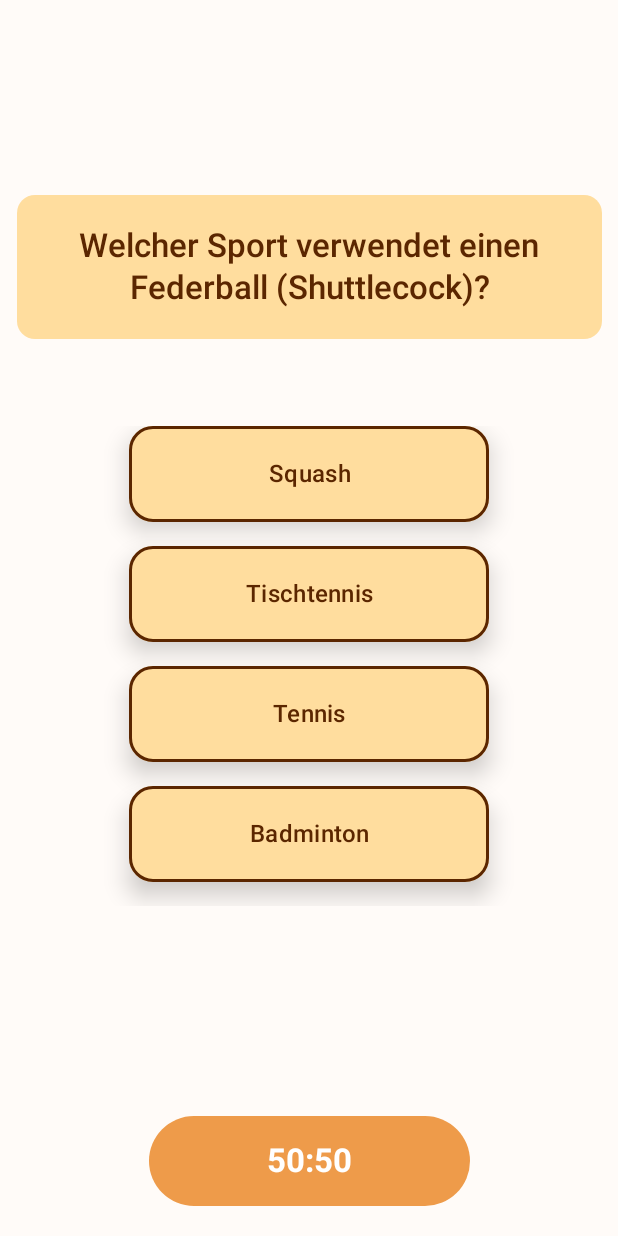
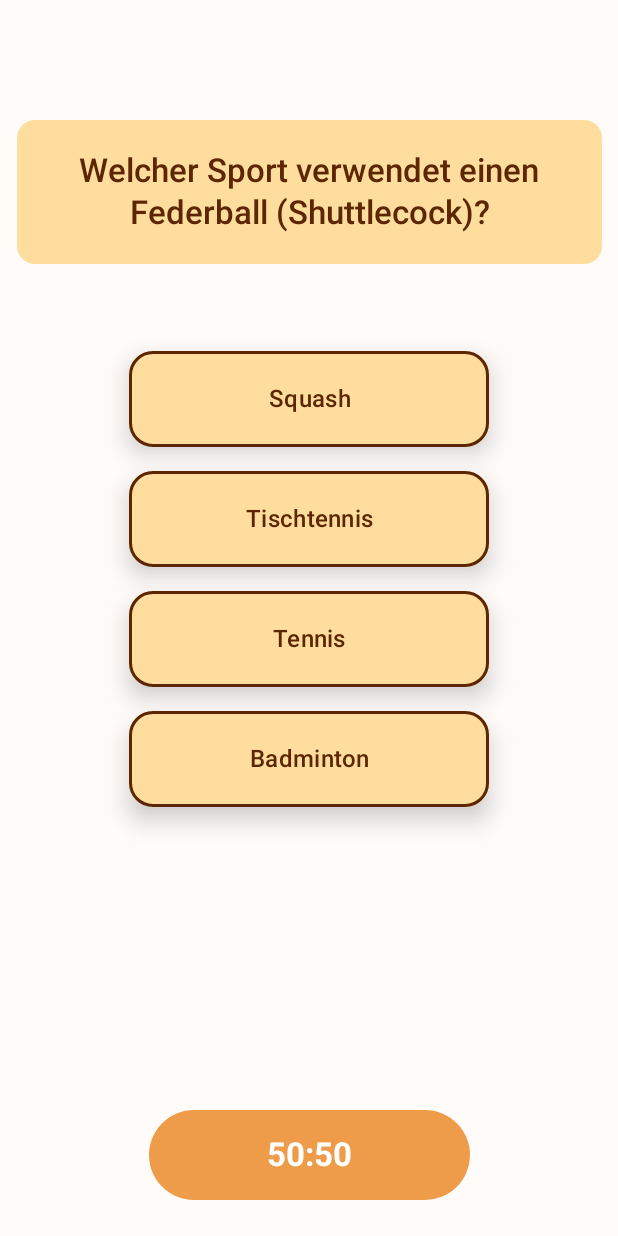
Before and after one commit to JensHuelsenbeck/Guizz, an Android app built with Jetpack Compose: the QuizScreen screen opened through its navigation route, on a phone screen of 412 x 824 dp. Run offline under Robolectric (Android 15) with nearby library versions, the phone set to English and light mode, and no system bars.

Commit message:
JokerButton fest platziert und Padding in AnswerList gesetzt

```diff
--- a/app/src/main/java/com/example/guizz/ui/components/AnswerList.kt
+++ b/app/src/main/java/com/example/guizz/ui/components/AnswerList.kt
@@ -1,8 +1,7 @@
 package com.example.guizz.ui.components
 
+import androidx.compose.foundation.layout.Column
 import androidx.compose.foundation.layout.padding
-import androidx.compose.foundation.lazy.LazyColumn
-import androidx.compose.foundation.lazy.items
 import androidx.compose.runtime.Composable
 import androidx.compose.runtime.getValue
 import androidx.compose.runtime.mutableStateOf
@@ -34,8 +33,12 @@ fun AnswerList(
         } else emptyList()
     }
 
-    LazyColumn(modifier = modifier.padding(top = 8.dp)) {
-        items(shuffleList) { answer ->
+    Column(
+        modifier = modifier
+            .padding(top = 8.dp)
+            .padding(bottom = 24.dp)
+    ) {
+        shuffleList.forEach { answer ->
             val isRemoved = removedAnswers.contains(answer)
 
             val state = when {
--- a/app/src/main/java/com/example/guizz/ui/views/QuizScreen.kt
+++ b/app/src/main/java/com/example/guizz/ui/views/QuizScreen.kt
@@ -1,11 +1,12 @@
 package com.example.guizz.ui.views
 
-import androidx.compose.foundation.layout.Column
+import androidx.compose.foundation.layout.Box
 import androidx.compose.foundation.layout.Spacer
 import androidx.compose.foundation.layout.fillMaxSize
 import androidx.compose.foundation.layout.height
 import androidx.compose.foundation.layout.padding
 import androidx.compose.foundation.layout.width
+import androidx.compose.foundation.lazy.LazyColumn
 import androidx.compose.material3.Button
 import androidx.compose.material3.Card
 import androidx.compose.material3.CardDefaults
@@ -40,11 +41,12 @@ fun QuizScreen(
     LaunchedEffect(question) {
         activateFiftyFifty = false
     }
-
-    Column(
-        horizontalAlignment = Alignment.CenterHorizontally, modifier = Modifier.fillMaxSize()
+    Box(modifier = Modifier.fillMaxSize()) {
+        LazyColumn(
+            horizontalAlignment = Alignment.CenterHorizontally,
+            modifier = Modifier.fillMaxSize()
         ) {
-        Spacer(Modifier.height(50.dp))
+            item {
                 Card(
                     colors = CardDefaults.cardColors(
                         containerColor = MaterialTheme.colorScheme.primaryContainer
@@ -60,23 +62,28 @@ fun QuizScreen(
                         fontWeight = FontWeight.SemiBold
                     )
                 }
+                Spacer(Modifier.height(50.dp))
+            }
 
-        Spacer(Modifier.height(50.dp))
-
+            item {
                 AnswerList(
                     question = question,
                     onNavigateToEndScreen = onNavigateToEndScreen,
                     quizViewModel = quizViewModel,
                     activateFiftyFifty = activateFiftyFifty
                 )
-        Spacer(Modifier.height(50.dp))
+            }
+
+        }
         if (!quizViewModel.wasJokerUsed) {
             Button(
                 onClick = {
                     activateFiftyFifty = true
                     quizViewModel.wasJokerUsed = true
                 },
-                modifier = Modifier.padding(top = 90.dp)
+                modifier = Modifier
+                    .padding(bottom = 24.dp)
+                    .align(Alignment.BottomCenter)
             ) {
                 Text(
                     text = "50:50",
```
Lines whose indentation alone changed are shown as unchanged.
